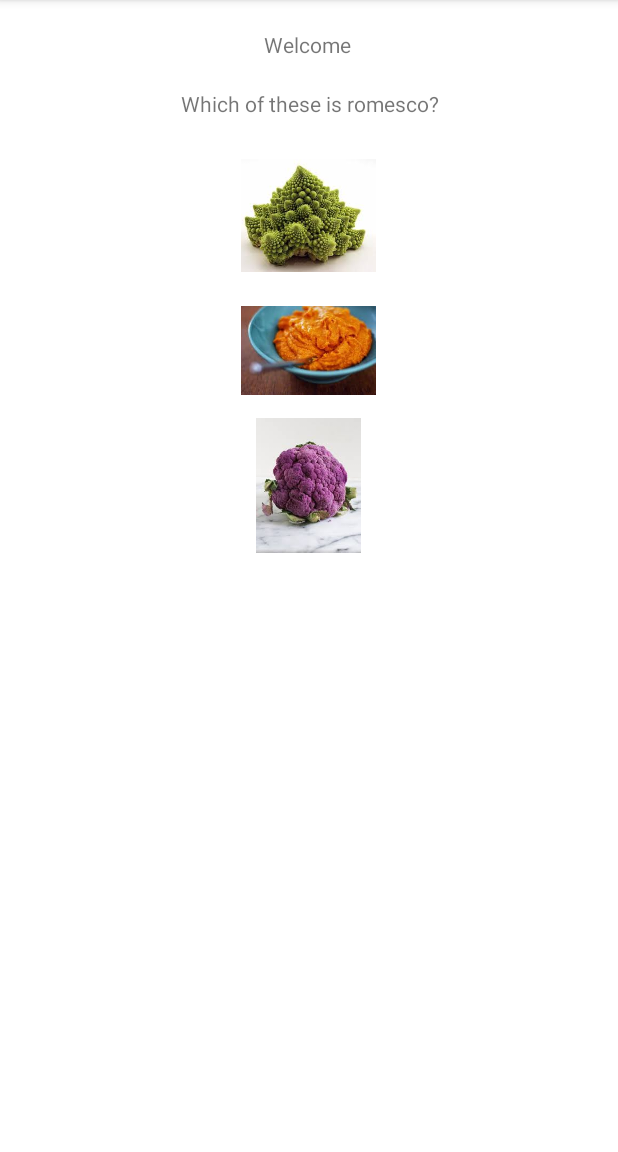
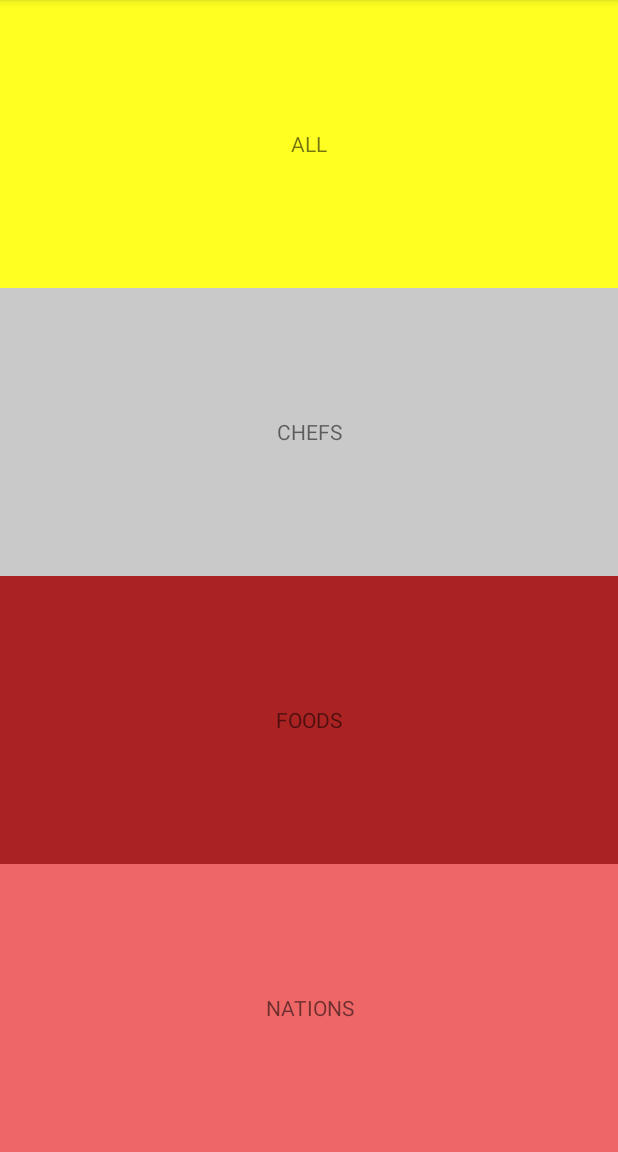
Before and after one commit to Gmiller290488/chefquizlist, an Android app: the screen it shows after launch once a user with an empty profile is signed in (MainActivity before the commit, QuizCategoryActivity after it), on a phone screen of 412 x 824 dp, the part 84-1236 px from its top. Run offline under Robolectric (Android 15) with nearby library versions, the phone set to English and light mode, and no system bars; our stand-ins replace Firebase (no records; nobody signed in at launch, a user with empty details on screens opened directly).

Commit message:
Implemented category page and log out function

```diff
--- a/app/src/main/java/com/ctingcter/chefquizlist/MainActivity.java
+++ b/app/src/main/java/com/ctingcter/chefquizlist/MainActivity.java
@@ -33,11 +33,9 @@ public class MainActivity extends AppCompatActivity {
     TextView Question_TV, Answer1_TV, Answer2_TV, Answer3_TV, Name_TV;
     RelativeLayout container;
     LinearLayout textQuestion, imageQuestion;
-    private FirebaseAuth mFirebaseAuth;
-    private FirebaseUser mFirebaseUser;
-    private String mUserEmail;
-    private String mName;
+    FirebaseAuth mFirebaseAuth;
 
+    /* Need to implement a way to check which category was selected and thus which questions to show */
 
     @Override
     protected void onCreate(Bundle savedInstanceState) {
@@ -77,17 +75,7 @@ public class MainActivity extends AppCompatActivity {
         ImageAnswer3.setOnClickListener(answerListener);
 
         mFirebaseAuth = FirebaseAuth.getInstance();
-        mFirebaseUser = mFirebaseAuth.getCurrentUser();
-        Bundle b = getIntent().getExtras();
-        if (mFirebaseUser == null && b == null) {
-            loadLogInView();
-        } else if (b == null) {
-            mUserEmail = mFirebaseUser.getEmail();
-            Name_TV.setText("Welcome " + mUserEmail);
-        } else {
-            mName = b.getString("name");
-            Name_TV.setText("Welcome " + mName);
-        }
+
 
         setQuestionView();
 
--- /dev/null
+++ b/app/src/main/java/com/ctingcter/chefquizlist/QuizCategoryActivity.java
@@ -0,0 +1,103 @@
+package com.ctingcter.chefquizlist;
+
+import android.content.Intent;
+import android.os.Bundle;
+import android.support.v7.app.AppCompatActivity;
+import android.view.Menu;
+import android.view.MenuItem;
+import android.view.View;
+import android.widget.TextView;
+
+import com.google.firebase.auth.FirebaseAuth;
+import com.google.firebase.auth.FirebaseUser;
+
+/**
+ * Created by CTingCTer on 07/08/2017.
+ */
+
+public class QuizCategoryActivity extends AppCompatActivity {
+
+    TextView all_TV, chefs_TV, nations_TV, foods_TV;
+    private FirebaseAuth mFirebaseAuth;
+    private FirebaseUser mFirebaseUser;
+    private String mUserEmail;
+    private String mName;
+
+    @Override
+    protected void onCreate(Bundle savedInstanceState) {
+        super.onCreate(savedInstanceState);
+        setContentView(R.layout.activity_category);
+
+
+        all_TV = (TextView) findViewById(R.id.all_TV);
+        chefs_TV = (TextView) findViewById(R.id.chefs_TV);
+        nations_TV = (TextView) findViewById(R.id.nations_TV);
+        foods_TV = (TextView) findViewById(R.id.foods_TV);
+
+        all_TV.setOnClickListener(categoryListener);
+        chefs_TV.setOnClickListener(categoryListener);
+        nations_TV.setOnClickListener(categoryListener);
+        foods_TV.setOnClickListener(categoryListener);
+
+        mFirebaseAuth = FirebaseAuth.getInstance();
+        mFirebaseUser = FirebaseAuth.getInstance().getCurrentUser();
+        Bundle b = getIntent().getExtras();
+        if (mFirebaseUser == null && b == null) {
+            loadLogInView();
+        }
+
+}
+
+    private View.OnClickListener categoryListener = new View.OnClickListener() {
+        @Override
+        public void onClick(View v) {
+            switch (v.getId()) {
+                case R.id.all_TV:
+                    Intent intent_all = new Intent(QuizCategoryActivity.this, MainActivity.class);
+                    startActivity(intent_all);
+                case R.id.chefs_TV:
+                    Intent intent_chefs = new Intent(QuizCategoryActivity.this, MainActivity.class);
+                    startActivity(intent_chefs);
+                    break;
+                case R.id.nations_TV:
+                    Intent intent_nations = new Intent(QuizCategoryActivity.this, MainActivity.class);
+                    startActivity(intent_nations);
+                    break;
+                case R.id.foods_TV:
+                    Intent intent_foods = new Intent(QuizCategoryActivity.this, MainActivity.class);
+                    startActivity(intent_foods);
+                    break;
+            }
+        }
+    };
+
+    private void loadLogInView() {
+        Intent intent = new Intent(this, SignInActivity.class);
+        intent.addFlags(Intent.FLAG_ACTIVITY_NEW_TASK);
+        intent.addFlags(Intent.FLAG_ACTIVITY_CLEAR_TASK);
+        startActivity(intent);
+    }
+
+    @Override
+    public boolean onCreateOptionsMenu(Menu menu) {
+        // Inflate the menu; this adds items to the action bar if it is present.
+        getMenuInflater().inflate(R.menu.menu_main, menu);
+        return true;
+    }
+
+    @Override
+    public boolean onOptionsItemSelected(MenuItem item) {
+        // Handle action bar item clicks here. The action bar will
+        // automatically handle clicks on the Home/Up button, so long
+        // as you specify a parent activity in AndroidManifest.xml.
+        int id = item.getItemId();
+
+        //noinspection SimplifiableIfStatement
+        if (id == R.id.action_logout) {
+            mFirebaseAuth.signOut();
+            loadLogInView();
+        }
+
+        return super.onOptionsItemSelected(item);
+    }
+}
--- a/app/src/main/java/com/ctingcter/chefquizlist/SignInActivity.java
+++ b/app/src/main/java/com/ctingcter/chefquizlist/SignInActivity.java
@@ -108,7 +108,7 @@ public class SignInActivity extends AppCompatActivity implements GoogleApiClient
                         @Override
                         public void onComplete(@NonNull Task<AuthResult> task) {
                             if (task.isSuccessful()) {
-                                Intent intent = new Intent(SignInActivity.this, MainActivity.class);
+                                Intent intent = new Intent(SignInActivity.this, QuizCategoryActivity.class);
                                 // Need to sort this out
                                 intent.addFlags(Intent.FLAG_ACTIVITY_NEW_TASK);
                                 intent.addFlags(Intent.FLAG_ACTIVITY_CLEAR_TASK);
@@ -147,7 +147,7 @@ public class SignInActivity extends AppCompatActivity implements GoogleApiClient
     private void handleSignInResult(GoogleSignInResult result) {
         if (result.isSuccess()) {
             GoogleSignInAccount acct = result.getSignInAccount();
-            Intent intent = new Intent(SignInActivity.this, MainActivity.class);
+            Intent intent = new Intent(SignInActivity.this, QuizCategoryActivity.class);
             Bundle b = new Bundle();
             String name = acct.getDisplayName();
             b.putString("name", name); //Your score
--- /dev/null
+++ b/app/src/main/res/layout/activity_category.xml
@@ -0,0 +1,41 @@
+<?xml version="1.0" encoding="utf-8"?>
+<LinearLayout xmlns:android="http://schemas.android.com/apk/res/android"
+    android:orientation="vertical" android:layout_width="match_parent"
+    android:layout_height="match_parent">
+    <TextView
+        android:layout_width="match_parent"
+        android:layout_height="0dp"
+        android:textAllCaps="true"
+        android:layout_weight="1"
+        android:gravity="center"
+        android:background="#ff2"
+        android:id="@+id/all_TV"
+        android:text="All"/>
+    <TextView
+        android:id="@+id/chefs_TV"
+        android:background="#c9c9c9"
+        android:gravity="center"
+        android:layout_width="match_parent"
+        android:layout_height="0dp"
+        android:layout_weight="1"
+        android:textAllCaps="true"
+        android:text="Chefs"/>
+    <TextView
+        android:id="@+id/foods_TV"
+        android:background="#a22"
+        android:gravity="center"
+        android:layout_width="match_parent"
+        android:layout_height="0dp"
+        android:textAllCaps="true"
+        android:layout_weight="1"
+        android:text="Foods"/>
+    <TextView
+        android:id="@+id/nations_TV"
+        android:background="#e66"
+        android:gravity="center"
+        android:layout_width="match_parent"
+        android:layout_height="0dp"
+        android:layout_weight="1"
+        android:textAllCaps="true"
+        android:text="Nations"/>
+</LinearLayout>
```
Also changed, not shown: app/src/main/AndroidManifest.xml (+13 -3 lines).
